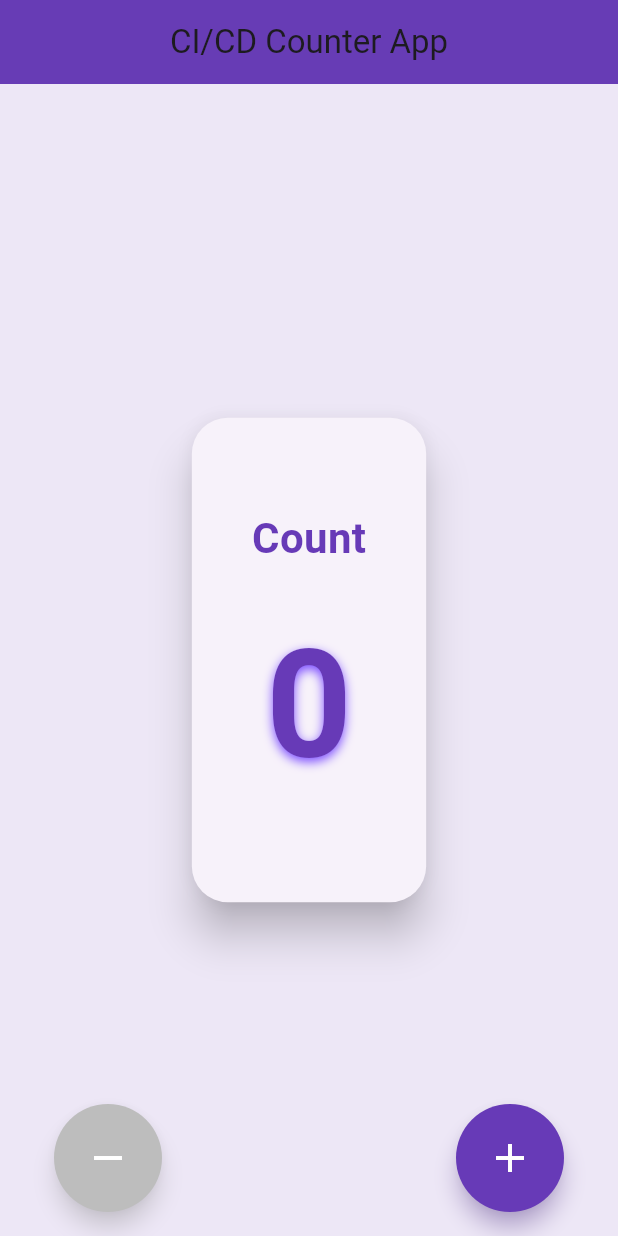
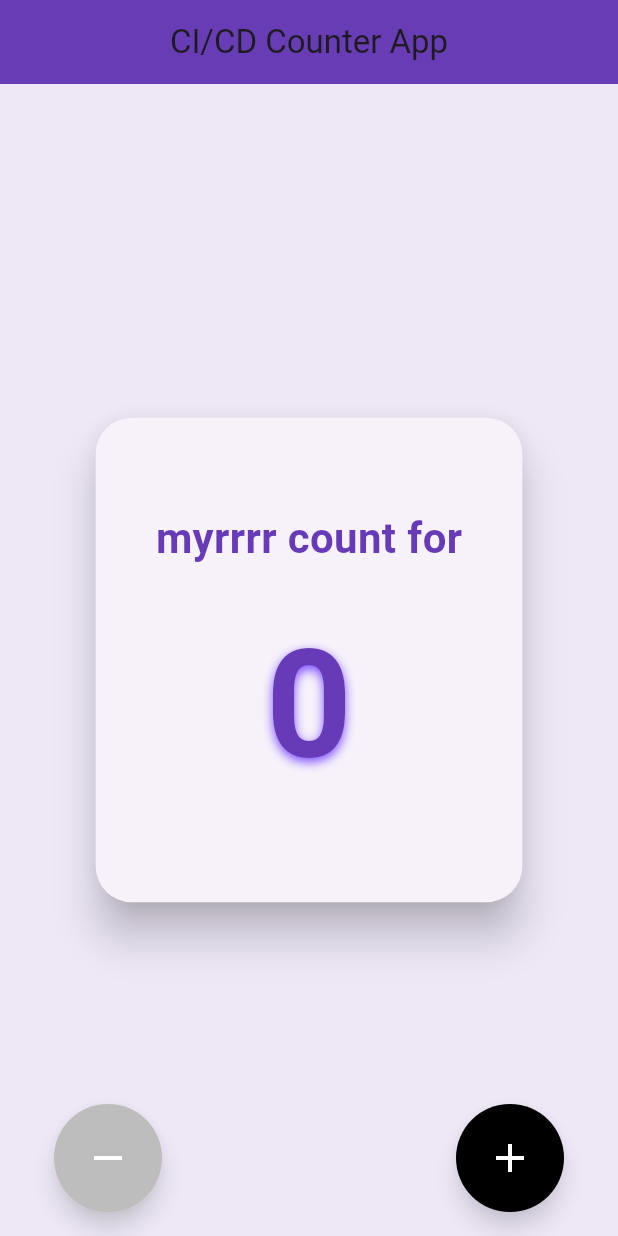
Before and after one commit to dhanushequinox/ci_cd_counter_app, a Flutter app: the screen it shows after launch, on a phone screen of 412 x 824 dp. Run offline on Flutter 3.47's test engine with Material 3 defaults, Android fonts, the light colour scheme and no system bars.

Commit message:
added new color

```diff
--- a/lib/main.dart
+++ b/lib/main.dart
@@ -120,7 +120,7 @@ class _CounterPageState extends State<CounterPage> with SingleTickerProviderStat
               mainAxisSize: MainAxisSize.min,
               children: [
                 const Text(
-                  'Count',
+                  'myrrrr count for',
                   style: TextStyle(
                     fontSize: 28,
                     fontWeight: FontWeight.w600,
@@ -149,7 +149,7 @@ class _CounterPageState extends State<CounterPage> with SingleTickerProviderStat
             buildButton(
               icon: Icons.add,
               onPressed: _increment,
-              color: Colors.deepPurple,
+              color: Colors.black,
               tooltip: 'Increment',
             ),
           ],
```
